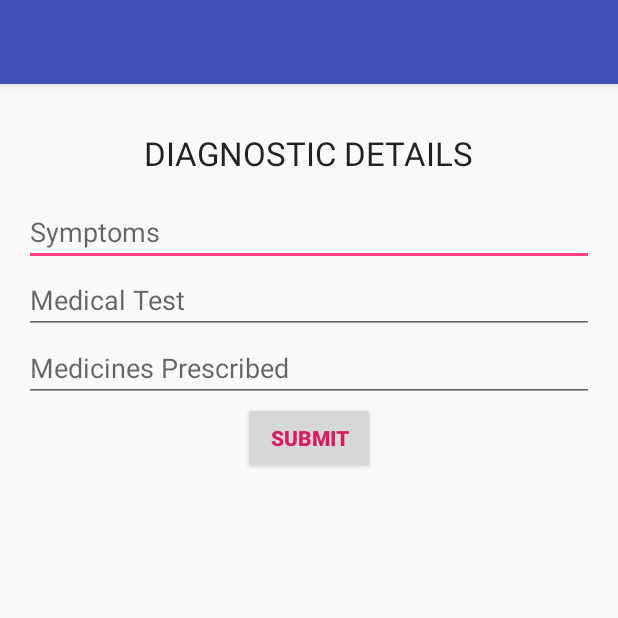
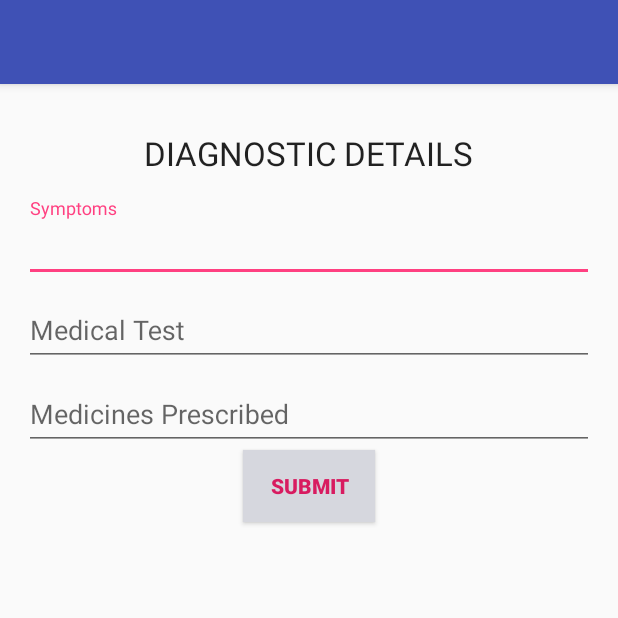
Before and after one commit to karanjuneja1106/Codeutsava, an Android app: the enterDiagnosisDetails screen opened directly, with no data from a screen before it, on a phone screen of 412 x 824 dp, the top half of it. Run offline under Robolectric (Android 15) with nearby library versions, the phone set to English and light mode, and no system bars; 3 statements that could not run were skipped.

Commit message:
Code modifications

```diff
--- a/doctor/app/src/main/res/layout/activity_enter_diagnosis_details.xml
+++ b/doctor/app/src/main/res/layout/activity_enter_diagnosis_details.xml
@@ -3,22 +3,24 @@
     xmlns:tools="http://schemas.android.com/tools"
     android:layout_width="match_parent"
     android:layout_height="match_parent"
+    android:orientation="vertical"
     android:paddingBottom="@dimen/activity_vertical_margin"
     android:paddingLeft="@dimen/activity_horizontal_margin"
     android:paddingRight="@dimen/activity_horizontal_margin"
     android:paddingTop="@dimen/activity_vertical_margin"
-    android:orientation="vertical"
     tools:context="org.nullpointer.doctor.enterDiagnosisDetails">
 
     <TextView
+        android:id="@+id/textView"
         android:layout_width="wrap_content"
         android:layout_height="wrap_content"
-        android:textAppearance="?android:attr/textAppearanceLarge"
+        android:layout_gravity="center_horizontal"
+        android:layout_margin="15dp"
         android:text="DIAGNOSTIC DETAILS"
-        android:id="@+id/textView"
-        android:layout_margin="15dp"
-        android:layout_gravity="center_horizontal" />
-
+        android:textAppearance="?android:attr/textAppearanceLarge" />
+    <android.support.design.widget.TextInputLayout
+        android:layout_width="match_parent"
+        android:layout_height="wrap_content">
         <android.support.design.widget.TextInputEditText
             android:id="@+id/enterSymptoms"
             android:layout_width="match_parent"
@@ -26,6 +28,11 @@
             android:ems="10"
             android:hint="Symptoms"
             android:inputType="textMultiLine" />
+    </android.support.design.widget.TextInputLayout>
+
+    <android.support.design.widget.TextInputLayout
+        android:layout_width="match_parent"
+        android:layout_height="wrap_content">
 
         <android.support.design.widget.TextInputEditText
             android:id="@+id/enterMedicalTest"
@@ -34,6 +41,11 @@
             android:ems="10"
             android:hint="Medical Test"
             android:inputType="textMultiLine" />
+    </android.support.design.widget.TextInputLayout>
+
+    <android.support.design.widget.TextInputLayout
+        android:layout_width="match_parent"
+        android:layout_height="wrap_content">
 
         <android.support.design.widget.TextInputEditText
             android:id="@+id/enterMedicinesPrescribed"
@@ -42,14 +54,15 @@
             android:ems="10"
             android:hint="Medicines Prescribed"
             android:inputType="textMultiLine" />
+    </android.support.design.widget.TextInputLayout>
 
     <Button
+        android:id="@+id/submitDiagnosisDetails"
+        style="@style/ButtonStyle"
         android:layout_width="wrap_content"
         android:layout_height="wrap_content"
-        android:text="Submit"
-        android:id="@+id/submitDiagnosisDetails"
+        android:layout_gravity="center_horizontal"
         android:onClick="submitDiagnosisDetails"
-        style="@style/ButtonStyle"
-        android:layout_gravity="center_horizontal" />
+        android:text="Submit" />
 
 </LinearLayout>
--- a/doctor/app/src/main/res/values/colors.xml
+++ b/doctor/app/src/main/res/values/colors.xml
@@ -1,6 +1,6 @@
 <?xml version="1.0" encoding="utf-8"?>
 <resources>
     <color name="colorPrimary">#3F51B5</color>
-    <color name="colorPrimaryDark">#303F9F</color>
+    <color name="colorPrimaryDark">#111c80</color>
     <color name="colorAccent">#FF4081</color>
 </resources>
--- a/doctor/app/src/main/res/values/styles.xml
+++ b/doctor/app/src/main/res/values/styles.xml
@@ -9,6 +9,7 @@
     </style>
 
     <style name="ButtonStyle" >
+        <item name="android:background">#d6d7de</item>
         <item name="android:textColor">#d81b60</item>
         <item name="android:textStyle" >bold</item>
     </style>
```
Also changed, not shown: doctor/app/src/main/res/layout/activity_home_screen_doctor.xml (+9 -1 lines), doctor/app/src/main/res/layout/activity_login_as_doctor.xml (+22 -5 lines).
